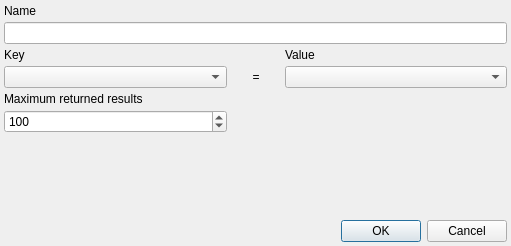
First picture: the form in src/Utils/SelectionDialog.ui, repository openstreetmap/merkaartor, before the edit.
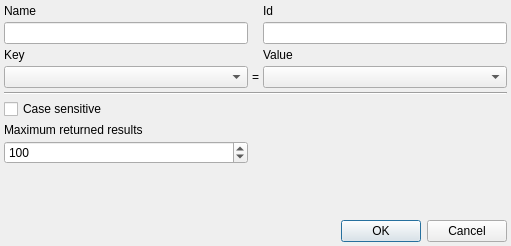
Second picture: the form after the edit.

Commit message: ADD : Add a case-sensitiveness option to the search + search by ID (closes #1509)

```diff
--- a/src/Utils/SelectionDialog.ui
+++ b/src/Utils/SelectionDialog.ui
@@ -58,8 +58,8 @@
        </property>
       </widget>
      </item>
-     <item row="1" column="0" colspan="3" >
-      <widget class="QLineEdit" name="edName" />
+     <item row="1" column="0">
+      <widget class="QLineEdit" name="edName"/>
      </item>
      <item row="3" column="0" >
       <widget class="QComboBox" name="cbKey" />
@@ -67,16 +67,26 @@
      <item row="3" column="2" >
       <widget class="QComboBox" name="cbValue" />
      </item>
-     <item row="4" column="0" >
-      <widget class="QLabel" name="label_5" >
-       <property name="text" >
-        <string>Maximum returned results</string>
+     <item row="0" column="2">
+      <widget class="QLabel" name="label_6">
+       <property name="text">
+        <string>Id</string>
        </property>
       </widget>
      </item>
-     <item row="5" column="0" >
-      <widget class="QSpinBox" name="sbMaxResult" >
-       <property name="minimum" >
+     <item row="1" column="2">
+      <widget class="QLineEdit" name="edID"/>
+     </item>
+     <item row="5" column="0">
+      <widget class="QCheckBox" name="cbCaseSensitive">
+       <property name="text">
+        <string>Case sensitive</string>
+       </property>
+      </widget>
+     </item>
+     <item row="7" column="0">
+      <widget class="QSpinBox" name="sbMaxResult">
+       <property name="minimum">
         <number>1</number>
        </property>
        <property name="maximum" >
@@ -87,6 +97,20 @@
        </property>
       </widget>
      </item>
+     <item row="6" column="0">
+      <widget class="QLabel" name="label_5">
+       <property name="text">
+        <string>Maximum returned results</string>
+       </property>
+      </widget>
+     </item>
+     <item row="4" column="0" colspan="3">
+      <widget class="Line" name="line">
+       <property name="orientation">
+        <enum>Qt::Horizontal</enum>
+       </property>
+      </widget>
+     </item>
     </layout>
    </item>
    <item>
```
Left out of the diff: 84 changed lines with no effect on the pictures. The commit also changes 3 other files.
